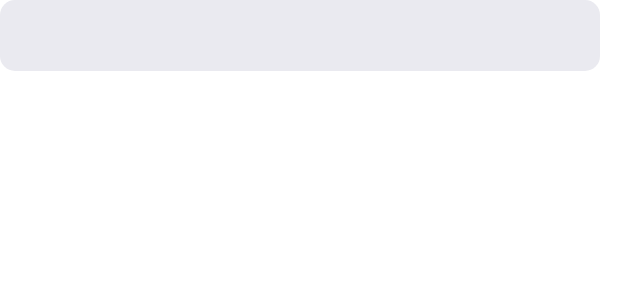
After one commit to RomaTargarien/YoungChemist, an Android app: the layout item_lecture_in_list.xml on its own in the app's theme, with its tools: preview values and no code run, on a phone screen of 412 x 824 dp. The commit adds this screen. Shown: the top 300 px of the screen. Run offline under Robolectric (Android 15) with nearby library versions, the phone set to English and light mode, and no system bars.

Commit message:
Lecture screen commit

```diff
--- a/app/src/main/java/com/example/youngchemist/ui/screen/Screens.kt
+++ b/app/src/main/java/com/example/youngchemist/ui/screen/Screens.kt
@@ -5,6 +5,7 @@ import com.example.youngchemist.ui.screen.auth.login.LoginFragment
 import com.example.youngchemist.ui.screen.auth.register.RegisterFragment
 import com.example.youngchemist.ui.screen.main.MainFragment
 import com.example.youngchemist.ui.screen.main.subjects.SubjectsFragment
+import com.example.youngchemist.ui.screen.main.subjects.lectures.lectures_list.LecturesListFragment
 import com.github.terrakok.cicerone.androidx.FragmentScreen
 
 object Screens {
@@ -25,8 +26,8 @@ object Screens {
         MainFragment()
     }
 
-    fun subjectsScreen() = FragmentScreen {
-        SubjectsFragment()
+    fun lecturesListScreen(subjectName: String) = FragmentScreen {
+        LecturesListFragment.newInstance(subjectName)
     }
 
 }
--- /dev/null
+++ b/app/src/main/res/layout/item_lecture_in_list.xml
@@ -0,0 +1,29 @@
+<?xml version="1.0" encoding="utf-8"?>
+<layout xmlns:tools="http://schemas.android.com/tools"
+    xmlns:app="http://schemas.android.com/apk/res-auto"
+    xmlns:android="http://schemas.android.com/apk/res/android">
+
+    <data>
+
+    </data>
+
+    <androidx.constraintlayout.widget.ConstraintLayout
+        android:layout_width="400dp"
+        android:background="@drawable/shape_rounded_rectangle_for_edittext"
+        android:padding="10dp"
+        android:layout_height="wrap_content">
+
+        <TextView
+            android:id="@+id/tv_title"
+            android:layout_marginStart="20dp"
+            android:layout_width="wrap_content"
+            android:textSize="20sp"
+            android:layout_height="wrap_content"
+            app:layout_constraintBottom_toBottomOf="parent"
+            app:layout_constraintStart_toStartOf="parent"
+            app:layout_constraintTop_toTopOf="parent">
+
+        </TextView>
+
+    </androidx.constraintlayout.widget.ConstraintLayout>
+</layout>
```
Also changed, not shown: app/src/main/java/com/example/youngchemist/ui/screen/main/subjects/SubjectsAdapter.kt (+13 -3 lines), app/src/main/java/com/example/youngchemist/ui/screen/main/subjects/SubjectsFragment.kt (+7 -0 lines), app/src/main/java/com/example/youngchemist/ui/screen/main/subjects/SubjectsFragmentViewModel.kt (added, +17 -0 lines), app/src/main/java/com/example/youngchemist/ui/screen/main/subjects/lectures/lectures_list/LecturesListAdapter.kt (added, +28 -0 lines), app/src/main/java/com/example/youngchemist/ui/screen/main/subjects/lectures/lectures_list/LecturesListFragment.kt (added, +54 -0 lines), app/src/main/res/layout/fragment_lectures_list.xml (added, +27 -0 lines), app/src/main/res/layout/item_subject.xml (renamed from app/src/main/res/layout/item.xml).
